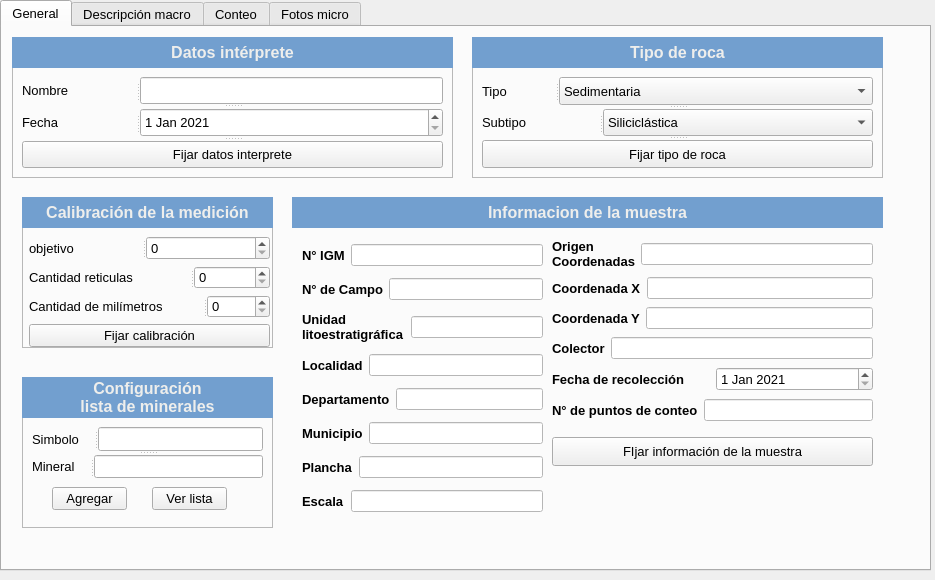
The window that interfaz_grafica/interfaz.ui (joaramirezra/gestion_micro) describes before a commit, drawn with Qt 5.
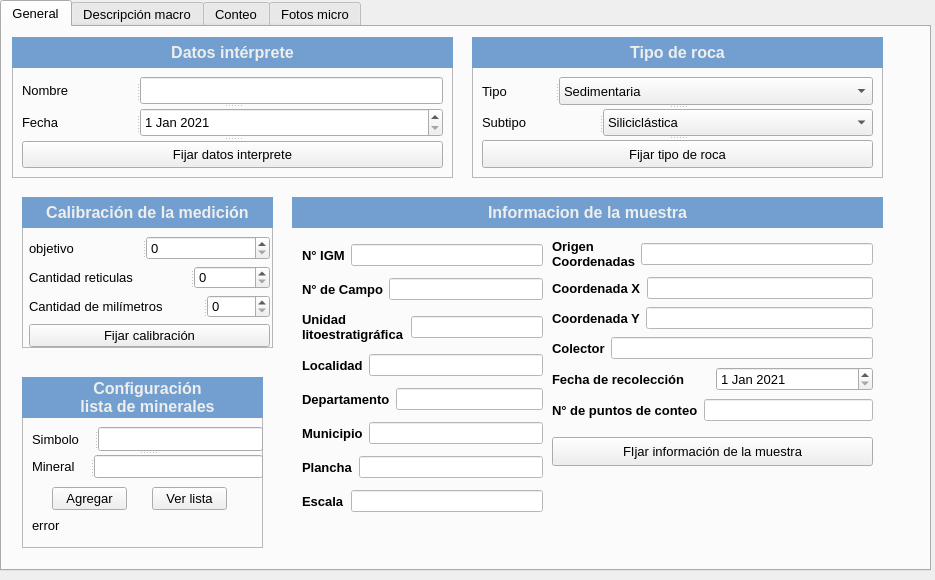
The same window after the commit. Icons and pictures are not drawn.

Commit message: se agregó label_error

The edit to the form file:
```diff
--- a/interfaz_grafica/interfaz.ui
+++ b/interfaz_grafica/interfaz.ui
@@ -244,8 +244,8 @@
        <rect>
         <x>20</x>
         <y>350</y>
-        <width>251</width>
-        <height>151</height>
+        <width>241</width>
+        <height>171</height>
        </rect>
       </property>
       <property name="frameShape">
@@ -343,6 +343,19 @@
         <widget class="QLineEdit" name="input_mineral_config"/>
        </widget>
       </widget>
+      <widget class="QLabel" name="label_error">
+       <property name="geometry">
+        <rect>
+         <x>10</x>
+         <y>140</y>
+         <width>91</width>
+         <height>16</height>
+        </rect>
+       </property>
+       <property name="text">
+        <string>error</string>
+       </property>
+      </widget>
      </widget>
      <widget class="QWidget" name="frame_informacion" native="true">
       <property name="geometry">
```
The commit also changes 7 other files.
